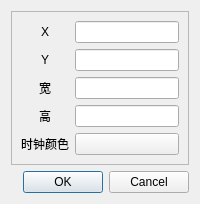
This is src/dlgSetting.ui in chen8chen6/floatingClock as Qt 5 draws it before an edit. The edited form follows.
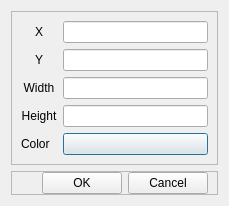
This is the edited form.

The edit to the form file:
```diff
--- a/src/dlgSetting.ui
+++ b/src/dlgSetting.ui
@@ -23,19 +23,6 @@
       <enum>QFrame::Raised</enum>
      </property>
      <layout class="QGridLayout" name="gridLayout">
-      <item row="2" column="2">
-       <widget class="QLineEdit" name="widthEditor"/>
-      </item>
-      <item row="1" column="0">
-       <widget class="QLabel" name="label_2">
-        <property name="text">
-         <string>Y</string>
-        </property>
-        <property name="alignment">
-         <set>Qt::AlignCenter</set>
-        </property>
-       </widget>
-      </item>
       <item row="0" column="0">
        <widget class="QLabel" name="label">
         <property name="text">
@@ -46,39 +33,55 @@
         </property>
        </widget>
       </item>
+      <item row="1" column="0">
+       <widget class="QLabel" name="lbY">
+        <property name="text">
+         <string>Y</string>
+        </property>
+        <property name="alignment">
+         <set>Qt::AlignCenter</set>
+        </property>
+       </widget>
+      </item>
+      <item row="4" column="0">
+       <widget class="QLabel" name="lbColor">
+        <property name="text">
+         <string>Color</string>
+        </property>
+       </widget>
+      </item>
       <item row="3" column="2">
        <widget class="QLineEdit" name="heightEditor"/>
       </item>
-      <item row="2" column="0">
-       <widget class="QLabel" name="label_3">
-        <property name="text">
-         <string>宽</string>
-        </property>
-        <property name="alignment">
-         <set>Qt::AlignCenter</set>
-        </property>
-       </widget>
-      </item>
-      <item row="3" column="0">
-       <widget class="QLabel" name="label_4">
-        <property name="text">
-         <string>高</string>
-        </property>
-        <property name="alignment">
-         <set>Qt::AlignCenter</set>
-        </property>
-       </widget>
-      </item>
-      <item row="1" column="2">
-       <widget class="QLineEdit" name="yEditor"/>
-      </item>
       <item row="0" column="2">
        <widget class="QLineEdit" name="xEditor"/>
       </item>
-      <item row="4" column="0">
-       <widget class="QLabel" name="label_5">
+      <item row="2" column="2">
+       <widget class="QLineEdit" name="widthEditor"/>
+      </item>
+      <item row="1" column="2">
+       <widget class="QLineEdit" name="yEditor"/>
+      </item>
+      <item row="5" column="2">
+       <spacer name="verticalSpacer">
+        <property name="orientation">
+         <enum>Qt::Vertical</enum>
+        </property>
+        <property name="sizeHint" stdset="0">
+         <size>
+          <width>20</width>
+          <height>40</height>
+         </size>
+        </property>
+       </spacer>
+      </item>
+      <item row="2" column="0">
+       <widget class="QLabel" name="lbWidth">
         <property name="text">
-         <string>时钟颜色</string>
+         <string>Width</string>
+        </property>
+        <property name="alignment">
+         <set>Qt::AlignCenter</set>
         </property>
        </widget>
       </item>
@@ -89,17 +92,74 @@
         </property>
        </widget>
       </item>
+      <item row="3" column="0">
+       <widget class="QLabel" name="lbHeight">
+        <property name="text">
+         <string>Height</string>
+        </property>
+        <property name="alignment">
+         <set>Qt::AlignCenter</set>
+        </property>
+       </widget>
+      </item>
      </layout>
     </widget>
    </item>
    <item>
-    <widget class="QDialogButtonBox" name="buttonBox">
-     <property name="orientation">
-      <enum>Qt::Horizontal</enum>
+    <widget class="QFrame" name="buttons">
+     <property name="sizePolicy">
+      <sizepolicy hsizetype="Preferred" vsizetype="Minimum">
+       <horstretch>0</horstretch>
+       <verstretch>0</verstretch>
+      </sizepolicy>
      </property>
-     <property name="standardButtons">
-      <set>QDialogButtonBox::Cancel|QDialogButtonBox::Ok</set>
+     <property name="layoutDirection">
+      <enum>Qt::LeftToRight</enum>
      </property>
+     <property name="frameShape">
+      <enum>QFrame::StyledPanel</enum>
+     </property>
+     <property name="frameShadow">
+      <enum>QFrame::Raised</enum>
+     </property>
+     <layout class="QHBoxLayout" name="horizontalLayout">
+      <property name="leftMargin">
+       <number>30</number>
+      </property>
+      <property name="topMargin">
+       <number>0</number>
+      </property>
+      <property name="bottomMargin">
+       <number>0</number>
+      </property>
+      <item>
+       <spacer name="horizontalSpacer">
+        <property name="orientation">
+         <enum>Qt::Horizontal</enum>
+        </property>
+        <property name="sizeHint" stdset="0">
+         <size>
+          <width>80</width>
+          <height>20</height>
+         </size>
+        </property>
+       </spacer>
+      </item>
+      <item>
+       <widget class="QPushButton" name="btnOk">
+        <property name="text">
+         <string>OK</string>
+        </property>
+       </widget>
+      </item>
+      <item>
+       <widget class="QPushButton" name="btnCancel">
+        <property name="text">
+         <string>Cancel</string>
+        </property>
+       </widget>
+      </item>
+     </layout>
     </widget>
    </item>
   </layout>
```
Left out of the diff: 30 changed lines with no effect on the pictures.
